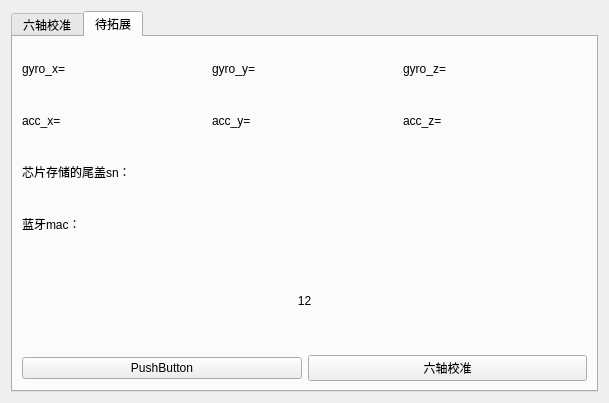
Before: the Qt Designer form work_station/imu/imucali.ui in yuhuang163/test, drawn with Qt 5.
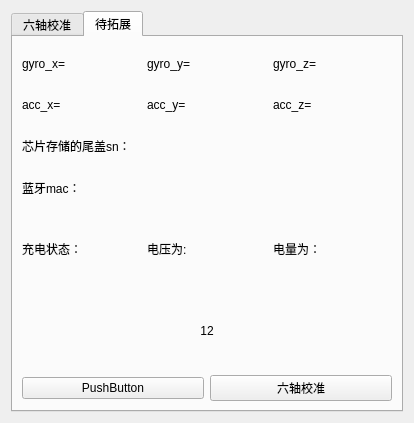
After: the same form once the commit is applied. The open tabs and pages were chosen to show the change.

The edit to the form file:
```diff
--- a/work_station/imu/imucali.ui
+++ b/work_station/imu/imucali.ui
@@ -6,8 +6,8 @@
    <rect>
     <x>0</x>
     <y>0</y>
-    <width>609</width>
-    <height>403</height>
+    <width>414</width>
+    <height>423</height>
    </rect>
   </property>
   <property name="windowTitle">
@@ -347,6 +347,45 @@
        <string>待拓展</string>
       </attribute>
       <layout class="QGridLayout" name="gridLayout_2">
+       <item row="1" column="0">
+        <layout class="QVBoxLayout" name="verticalLayout">
+         <item>
+          <widget class="QLabel" name="tail_sn">
+           <property name="text">
+            <string>芯片存储的尾盖sn：</string>
+           </property>
+          </widget>
+         </item>
+         <item>
+          <widget class="QLabel" name="macLabel">
+           <property name="text">
+            <string>蓝牙mac：</string>
+           </property>
+          </widget>
+         </item>
+        </layout>
+       </item>
+       <item row="4" column="0">
+        <layout class="QHBoxLayout" name="horizontalLayout_9">
+         <property name="leftMargin">
+          <number>0</number>
+         </property>
+         <item>
+          <widget class="QPushButton" name="pushButton_2">
+           <property name="text">
+            <string>PushButton</string>
+           </property>
+          </widget>
+         </item>
+         <item>
+          <widget class="QPushButton" name="imuCaliButton">
+           <property name="text">
+            <string>六轴校准</string>
+           </property>
+          </widget>
+         </item>
+        </layout>
+       </item>
        <item row="0" column="0">
         <layout class="QVBoxLayout" name="imulayout">
          <property name="topMargin">
@@ -410,7 +449,7 @@
          </item>
         </layout>
        </item>
-       <item row="2" column="0">
+       <item row="3" column="0">
         <widget class="QLabel" name="p12">
          <property name="text">
           <string>12</string>
@@ -420,40 +459,29 @@
          </property>
         </widget>
        </item>
-       <item row="3" column="0">
-        <layout class="QHBoxLayout" name="horizontalLayout_9">
-         <property name="leftMargin">
+       <item row="2" column="0">
+        <layout class="QHBoxLayout" name="horizontalLayout_14">
+         <property name="topMargin">
           <number>0</number>
          </property>
          <item>
-          <widget class="QPushButton" name="pushButton_2">
+          <widget class="QLabel" name="battary_state">
            <property name="text">
-            <string>PushButton</string>
+            <string>充电状态：</string>
            </property>
           </widget>
          </item>
          <item>
-          <widget class="QPushButton" name="imuCaliButton">
+          <widget class="QLabel" name="battary_voltage">
            <property name="text">
-            <string>六轴校准</string>
+            <string>电压为:</string>
            </property>
           </widget>
          </item>
-        </layout>
-       </item>
-       <item row="1" column="0">
-        <layout class="QVBoxLayout" name="verticalLayout">
          <item>
-          <widget class="QLabel" name="tail_sn">
+          <widget class="QLabel" name="battary_value">
            <property name="text">
-            <string>芯片存储的尾盖sn：</string>
-           </property>
-          </widget>
-         </item>
-         <item>
-          <widget class="QLabel" name="macLabel">
-           <property name="text">
-            <string>蓝牙mac：</string>
+            <string>电量为：</string>
            </property>
           </widget>
          </item>
```
